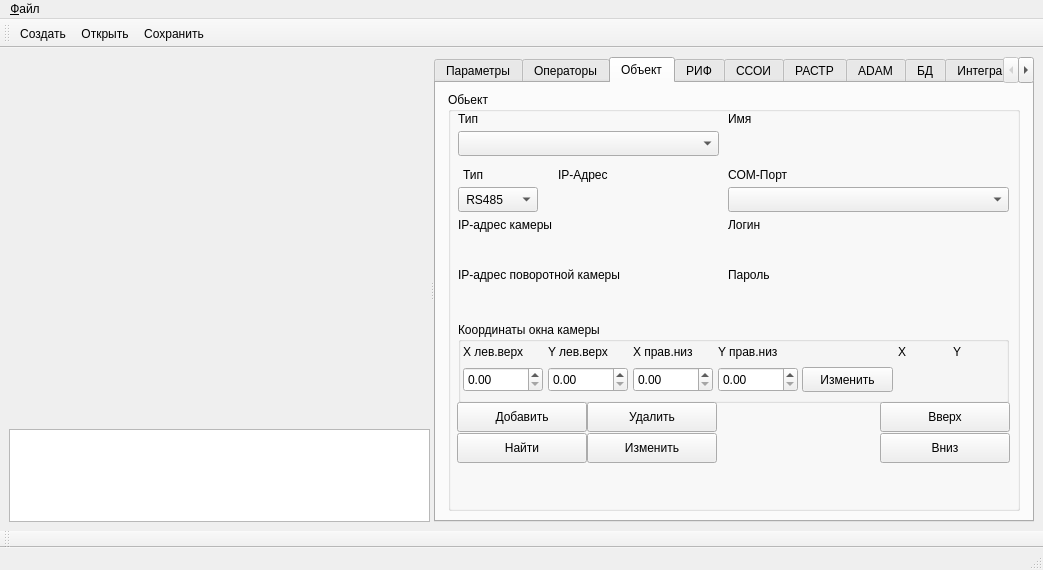
First picture: the form in m_cfg/MainWindowCFG.ui, repository xXRadioHeadXx/start7, before the edit.
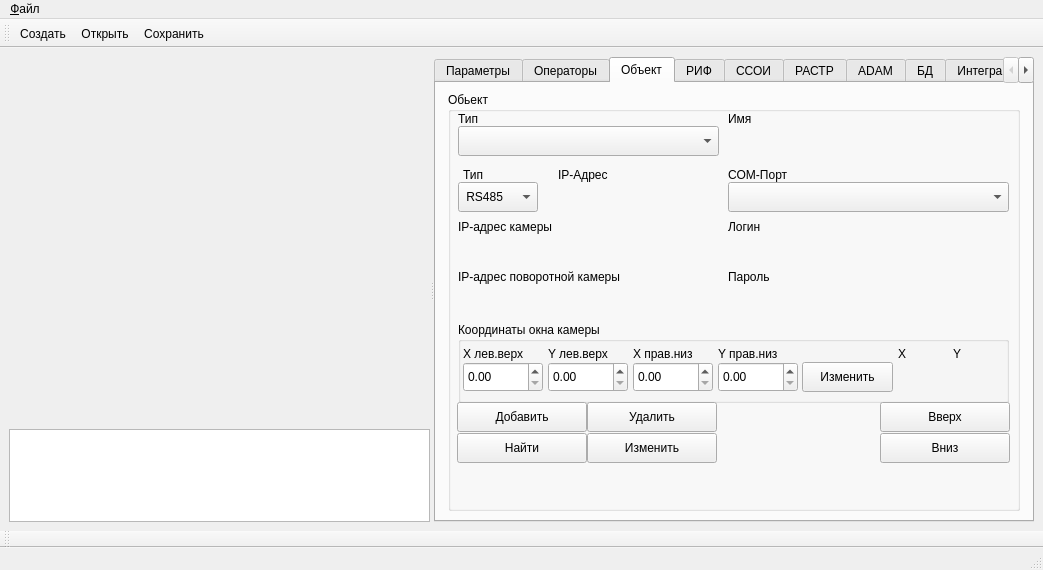
Second picture: the form after the edit. The open tabs and pages were chosen to show the change. Icons and pictures are not drawn. Custom widgets are drawn as their Qt base class.

Patch:
```diff
--- a/m_cfg/MainWindowCFG.ui
+++ b/m_cfg/MainWindowCFG.ui
@@ -601,9 +601,9 @@
             <property name="geometry">
              <rect>
               <x>10</x>
-              <y>39</y>
+              <y>34</y>
               <width>261</width>
-              <height>25</height>
+              <height>30</height>
              </rect>
             </property>
            </widget>
@@ -624,9 +624,9 @@
             <property name="geometry">
              <rect>
               <x>280</x>
-              <y>39</y>
+              <y>33</y>
               <width>281</width>
-              <height>25</height>
+              <height>30</height>
              </rect>
             </property>
            </widget>
@@ -847,7 +847,7 @@
                 <x>10</x>
                 <y>26</y>
                 <width>261</width>
-                <height>25</height>
+                <height>30</height>
                </rect>
               </property>
               <property name="inputMask" stdset="0">
@@ -863,7 +863,7 @@
                 <x>10</x>
                 <y>0</y>
                 <width>111</width>
-                <height>25</height>
+                <height>30</height>
                </rect>
               </property>
               <property name="text">
@@ -876,7 +876,7 @@
                 <x>280</x>
                 <y>0</y>
                 <width>47</width>
-                <height>25</height>
+                <height>30</height>
                </rect>
               </property>
               <property name="text">
@@ -889,7 +889,7 @@
                 <x>280</x>
                 <y>26</y>
                 <width>281</width>
-                <height>25</height>
+                <height>30</height>
                </rect>
               </property>
              </widget>
@@ -899,7 +899,7 @@
                 <x>280</x>
                 <y>50</y>
                 <width>50</width>
-                <height>25</height>
+                <height>30</height>
                </rect>
               </property>
               <property name="text">
@@ -922,7 +922,7 @@
                 <x>10</x>
                 <y>50</y>
                 <width>231</width>
-                <height>25</height>
+                <height>30</height>
                </rect>
               </property>
               <property name="text">
@@ -1928,21 +1928,21 @@
                <property name="geometry">
                 <rect>
                  <x>0</x>
-                 <y>24</y>
+                 <y>19</y>
                  <width>281</width>
-                 <height>25</height>
+                 <height>30</height>
                 </rect>
                </property>
                <property name="minimumSize">
                 <size>
                  <width>66</width>
-                 <height>25</height>
+                 <height>30</height>
                 </size>
                </property>
                <property name="maximumSize">
                 <size>
                  <width>999</width>
-                 <height>20</height>
+                 <height>30</height>
                 </size>
                </property>
               </widget>
@@ -1965,9 +1965,9 @@
              <property name="geometry">
               <rect>
                <x>0</x>
-               <y>30</y>
+               <y>25</y>
                <width>80</width>
-               <height>25</height>
+               <height>30</height>
               </rect>
              </property>
              <item>
@@ -1985,21 +1985,21 @@
              <property name="geometry">
               <rect>
                <x>90</x>
-               <y>30</y>
+               <y>25</y>
                <width>171</width>
-               <height>25</height>
+               <height>30</height>
               </rect>
              </property>
              <property name="minimumSize">
               <size>
                <width>101</width>
-               <height>25</height>
+               <height>30</height>
               </size>
              </property>
              <property name="maximumSize">
               <size>
                <width>999</width>
-               <height>20</height>
+               <height>30</height>
               </size>
              </property>
              <property name="inputMask" stdset="0">
@@ -2189,7 +2189,7 @@
                  <x>495</x>
                  <y>17</y>
                  <width>16</width>
-                 <height>25</height>
+                 <height>30</height>
                 </rect>
                </property>
                <property name="sizePolicy">
@@ -2214,7 +2214,7 @@
                  <x>440</x>
                  <y>17</y>
                  <width>16</width>
-                 <height>25</height>
+                 <height>30</height>
                 </rect>
                </property>
                <property name="sizePolicy">
@@ -2239,7 +2239,7 @@
                  <x>175</x>
                  <y>17</y>
                  <width>91</width>
-                 <height>25</height>
+                 <height>30</height>
                 </rect>
                </property>
                <property name="sizePolicy">
@@ -2262,9 +2262,9 @@
                <property name="geometry">
                 <rect>
                  <x>344</x>
-                 <y>45</y>
+                 <y>40</y>
                  <width>91</width>
-                 <height>25</height>
+                 <height>30</height>
                 </rect>
                </property>
                <property name="text">
@@ -2277,7 +2277,7 @@
                  <x>5</x>
                  <y>17</y>
                  <width>91</width>
-                 <height>25</height>
+                 <height>30</height>
                 </rect>
                </property>
                <property name="sizePolicy">
@@ -2302,7 +2302,7 @@
                  <x>260</x>
                  <y>17</y>
                  <width>91</width>
-                 <height>25</height>
+                 <height>30</height>
                 </rect>
                </property>
                <property name="sizePolicy">
@@ -2325,15 +2325,15 @@
                <property name="geometry">
                 <rect>
                  <x>495</x>
-                 <y>45</y>
+                 <y>40</y>
                  <width>50</width>
-                 <height>25</height>
+                 <height>30</height>
                 </rect>
                </property>
                <property name="minimumSize">
                 <size>
                  <width>1</width>
-                 <height>25</height>
+                 <height>30</height>
                 </size>
                </property>
                <property name="maximumSize">
@@ -2350,9 +2350,9 @@
                <property name="geometry">
                 <rect>
                  <x>5</x>
-                 <y>45</y>
+                 <y>40</y>
                  <width>80</width>
-                 <height>25</height>
+                 <height>30</height>
                 </rect>
                </property>
                <property name="contextMenuPolicy">
@@ -2366,9 +2366,9 @@
                <property name="geometry">
                 <rect>
                  <x>90</x>
-                 <y>45</y>
+                 <y>40</y>
                  <width>80</width>
-                 <height>25</height>
+                 <height>30</height>
                 </rect>
                </property>
                <property name="contextMenuPolicy">
@@ -2384,7 +2384,7 @@
                  <x>90</x>
                  <y>17</y>
                  <width>91</width>
-                 <height>25</height>
+                 <height>30</height>
                 </rect>
                </property>
                <property name="sizePolicy">
@@ -2407,9 +2407,9 @@
                <property name="geometry">
                 <rect>
                  <x>260</x>
-                 <y>45</y>
+                 <y>40</y>
                  <width>80</width>
-                 <height>25</height>
+                 <height>30</height>
                 </rect>
                </property>
                <property name="contextMenuPolicy">
@@ -2423,9 +2423,9 @@
                <property name="geometry">
                 <rect>
                  <x>175</x>
-                 <y>45</y>
+                 <y>40</y>
                  <width>80</width>
-                 <height>25</height>
+                 <height>30</height>
                 </rect>
                </property>
                <property name="contextMenuPolicy">
@@ -2439,15 +2439,15 @@
                <property name="geometry">
                 <rect>
                  <x>440</x>
-                 <y>45</y>
+                 <y>40</y>
                  <width>50</width>
-                 <height>25</height>
+                 <height>30</height>
                 </rect>
                </property>
                <property name="minimumSize">
                 <size>
                  <width>1</width>
-                 <height>25</height>
+                 <height>30</height>
                 </size>
                </property>
                <property name="maximumSize">
@@ -3675,17 +3675,17 @@
    <header location="global">admaud_widget.h</header>
    <container>1</container>
   </customwidget>
-  <customwidget>
-   <class>My_lineEdit</class>
-   <extends>QWidget</extends>
-   <header>my_lineedit.h</header>
-  </customwidget>
   <customwidget>
    <class>My_treeView</class>
    <extends>QWidget</extends>
    <header location="global">my_treeview.h</header>
    <container>1</container>
   </customwidget>
+  <customwidget>
+   <class>My_lineEdit</class>
+   <extends>QWidget</extends>
+   <header>my_lineedit.h</header>
+  </customwidget>
  </customwidgets>
  <resources>
   <include location="my_cfg_resources.qrc"/>
```
Left out of the diff: 288 changed lines with no effect on the pictures.
